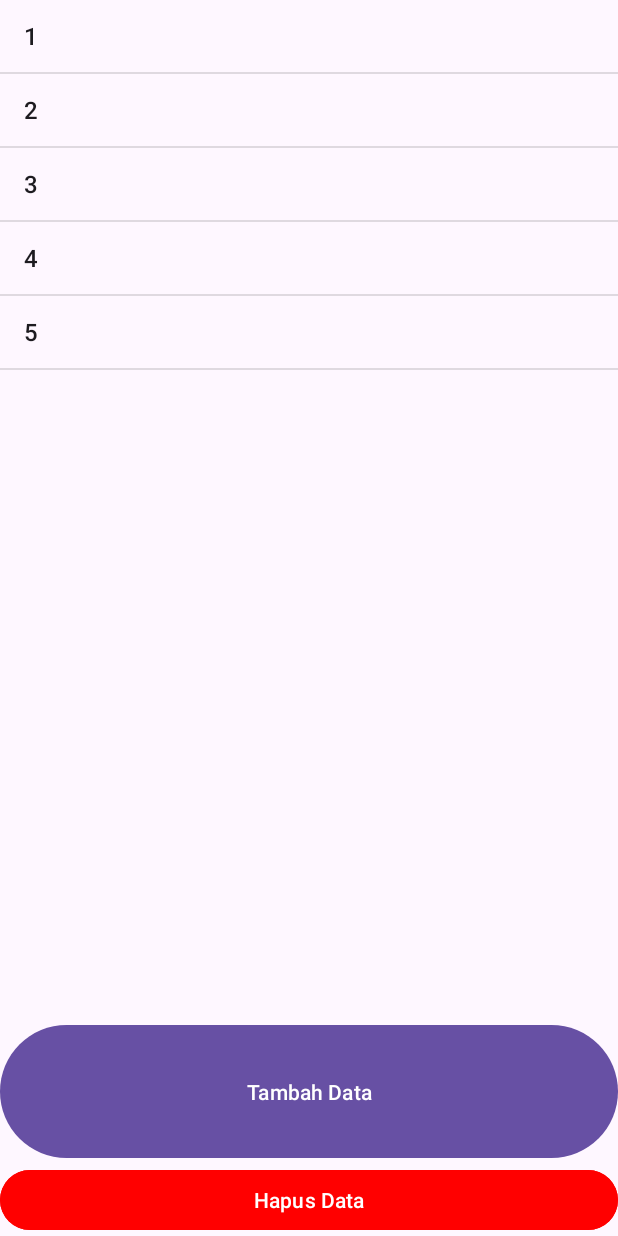
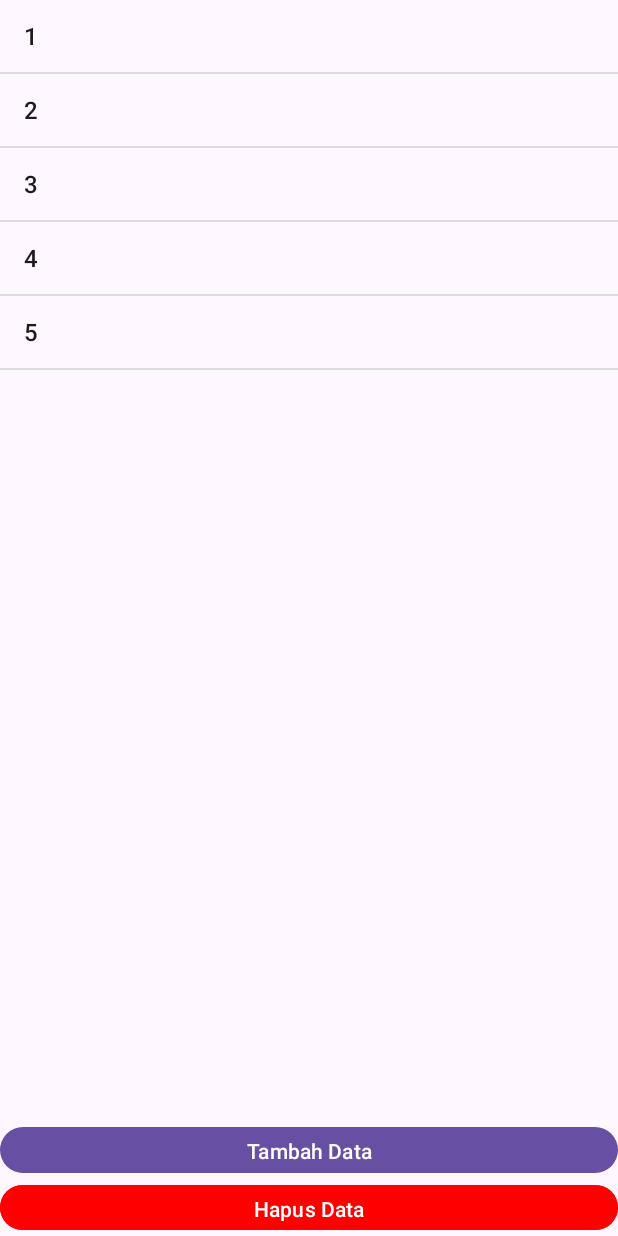
Before and after one commit to BonangS/LatihanListView-C14220120, an Android app: the screen it shows after launch (MainActivity), on a phone screen of 412 x 824 dp. Run offline under Robolectric (Android 15) with nearby library versions, the phone set to English and light mode, and no system bars.

Commit message:
perubahan layout design

```diff
--- a/app/src/main/res/layout/activity_main.xml
+++ b/app/src/main/res/layout/activity_main.xml
@@ -12,9 +12,9 @@
 
     <ListView
         android:layout_width="match_parent"
-        android:layout_height="wrap_content"
+        android:layout_height="match_parent"
         android:id="@+id/lv1"
-        android:layout_weight="9"/>
+        android:layout_weight="8"/>
     <Button
         android:layout_width="match_parent"
         android:layout_height="wrap_content"
```
